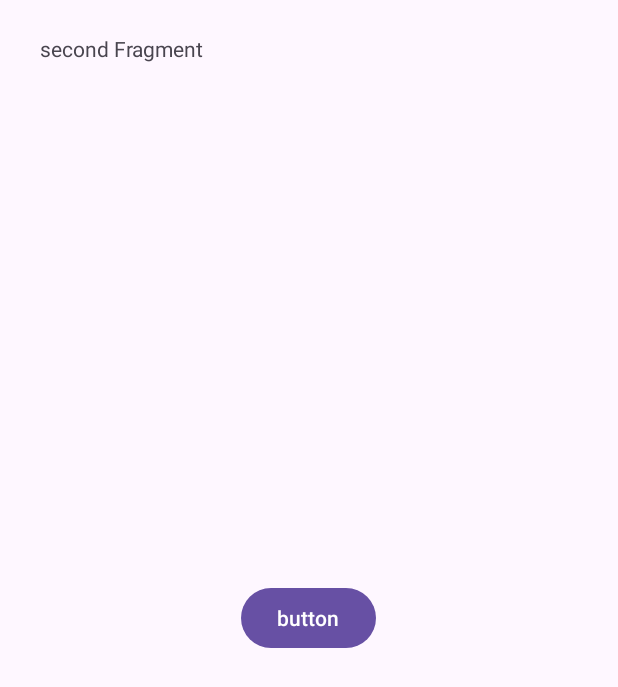
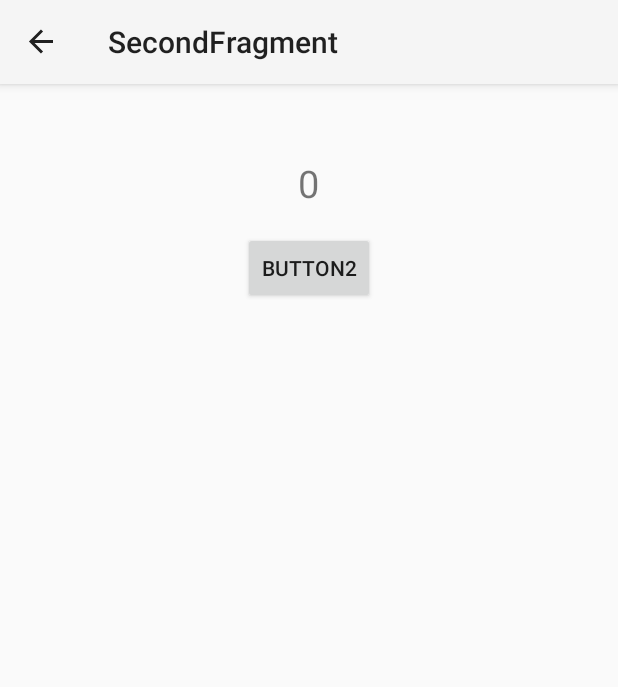
Before and after one commit to KursatCodes/HighLevelNav, an Android app: the SecondFragment screen opened through its navigation route, on a phone screen of 412 x 824 dp. Shown: the top 687 px of the screen. Run offline under Robolectric (Android 15) with nearby library versions, the phone set to English and light mode, and no system bars; our stand-ins replace data binding, navigation-ui.

Commit message:
Back button added, arguments added.

```diff
--- a/app/src/main/java/com/muhammedkursat/highlevelnavigation/FirstFragment.kt
+++ b/app/src/main/java/com/muhammedkursat/highlevelnavigation/FirstFragment.kt
@@ -5,35 +5,16 @@ import androidx.fragment.app.Fragment
 import android.view.LayoutInflater
 import android.view.View
 import android.view.ViewGroup
+import android.widget.Button
+import androidx.navigation.NavController
+import androidx.navigation.Navigation
 
-// TODO: Rename parameter arguments, choose names that match
-// the fragment initialization parameters, e.g. ARG_ITEM_NUMBER
-private const val ARG_PARAM1 = "param1"
-private const val ARG_PARAM2 = "param2"
 
-/**
- * A simple [Fragment] subclass.
- * Use the [FirstFragment.newInstance] factory method to
- * create an instance of this fragment.
- */
 class FirstFragment : Fragment() {
-    // TODO: Rename and change types of parameters
-    private var param1: String? = null
-    private var param2: String? = null
 
     override fun onCreate(savedInstanceState: Bundle?) {
         super.onCreate(savedInstanceState)
-        arguments?.let {
-            param1 = it.getString(ARG_PARAM1)
-            param2 = it.getString(ARG_PARAM2)
-        }
     }
-
-    override fun onViewCreated(view: View, savedInstanceState: Bundle?) {
-        super.onViewCreated(view, savedInstanceState)
-        var action =
-    }
-
     override fun onCreateView(
         inflater: LayoutInflater, container: ViewGroup?,
         savedInstanceState: Bundle?
@@ -42,23 +23,15 @@ class FirstFragment : Fragment() {
         return inflater.inflate(R.layout.fragment_first, container, false)
     }
 
-    companion object {
-        /**
-         * Use this factory method to create a new instance of
-         * this fragment using the provided parameters.
-         *
-         * @param param1 Parameter 1.
-         * @param param2 Parameter 2.
-         * @return A new instance of fragment FirstFragment.
-         */
-        // TODO: Rename and change types and number of parameters
-        @JvmStatic
-        fun newInstance(param1: String, param2: String) =
-            FirstFragment().apply {
-                arguments = Bundle().apply {
-                    putString(ARG_PARAM1, param1)
-                    putString(ARG_PARAM2, param2)
-                }
-            }
+    override fun onViewCreated(view: View, savedInstanceState: Bundle?) {
+        super.onViewCreated(view, savedInstanceState)
+        var button = view.findViewById<Button>(R.id.firstButtn)
+        button.setOnClickListener {
+            var action = FirstFragmentDirections.actionFirstFragmentToSecondFragment()
+            action.age=29
+            Navigation.findNavController(it).navigate(action)
+
+        }
     }
+
 }
--- a/app/src/main/java/com/muhammedkursat/highlevelnavigation/MainActivity.kt
+++ b/app/src/main/java/com/muhammedkursat/highlevelnavigation/MainActivity.kt
@@ -2,10 +2,25 @@ package com.muhammedkursat.highlevelnavigation
 
 import androidx.appcompat.app.AppCompatActivity
 import android.os.Bundle
-
+import androidx.navigation.NavController
+import androidx.navigation.Navigation
+import androidx.navigation.fragment.NavHostFragment
+import androidx.navigation.ui.NavigationUI
 class MainActivity : AppCompatActivity() {
+    private lateinit var navigationController : NavController
+//    val navHostFragment = supportFragmentManager.findFragmentById(R.id.fragmentContainerView) as NavHostFragment
+//    var navController = navHostFragment.navController
     override fun onCreate(savedInstanceState: Bundle?) {
         super.onCreate(savedInstanceState)
         setContentView(R.layout.activity_main)
+    val navHostFragment = supportFragmentManager.findFragmentById(R.id.fragmentContainerView) as NavHostFragment
+    navigationController = navHostFragment.navController
+    //navigationController = Navigation.findNavController(this,R.id.fragmentContainerView)
+    NavigationUI.setupActionBarWithNavController(this,navigationController)
+
     }
+    override fun onSupportNavigateUp(): Boolean {
+        return NavigationUI.navigateUp(navigationController,null)
+    }
+
 }
--- a/app/src/main/java/com/muhammedkursat/highlevelnavigation/SecondFragment.kt
+++ b/app/src/main/java/com/muhammedkursat/highlevelnavigation/SecondFragment.kt
@@ -5,28 +5,14 @@ import androidx.fragment.app.Fragment
 import android.view.LayoutInflater
 import android.view.View
 import android.view.ViewGroup
+import android.widget.Button
+import android.widget.TextView
+import androidx.navigation.Navigation
+import androidx.navigation.fragment.findNavController
 
-// TODO: Rename parameter arguments, choose names that match
-// the fragment initialization parameters, e.g. ARG_ITEM_NUMBER
-private const val ARG_PARAM1 = "param1"
-private const val ARG_PARAM2 = "param2"
-
-/**
- * A simple [Fragment] subclass.
- * Use the [SecondFragment.newInstance] factory method to
- * create an instance of this fragment.
- */
 class SecondFragment : Fragment() {
-    // TODO: Rename and change types of parameters
-    private var param1: String? = null
-    private var param2: String? = null
-
     override fun onCreate(savedInstanceState: Bundle?) {
         super.onCreate(savedInstanceState)
-        arguments?.let {
-            param1 = it.getString(ARG_PARAM1)
-            param2 = it.getString(ARG_PARAM2)
-        }
     }
 
     override fun onCreateView(
@@ -37,23 +23,21 @@ class SecondFragment : Fragment() {
         return inflater.inflate(R.layout.fragment_second, container, false)
     }
 
-    companion object {
-        /**
-         * Use this factory method to create a new instance of
-         * this fragment using the provided parameters.
-         *
-         * @param param1 Parameter 1.
-         * @param param2 Parameter 2.
-         * @return A new instance of fragment SecondFragment.
-         */
-        // TODO: Rename and change types and number of parameters
-        @JvmStatic
-        fun newInstance(param1: String, param2: String) =
-            SecondFragment().apply {
-                arguments = Bundle().apply {
-                    putString(ARG_PARAM1, param1)
-                    putString(ARG_PARAM2, param2)
-                }
-            }
+    override fun onViewCreated(view: View, savedInstanceState: Bundle?) {
+        super.onViewCreated(view, savedInstanceState)
+        var buttonum = view.findViewById<Button>(R.id.secondButton)
+        var myAge=0
+        arguments?.let {
+            myAge = SecondFragmentArgs.fromBundle(it).age
+
+        }
+        var myText = view.findViewById<TextView>(R.id.secondText)
+        myText.setText(myAge.toString())
+        buttonum.setOnClickListener {
+            var action = SecondFragmentDirections.actionSecondFragmentToFirstFragment()
+            Navigation.findNavController(it).navigate(action)
+        }
+
     }
+
 }
--- a/app/src/main/res/layout/activity_main.xml
+++ b/app/src/main/res/layout/activity_main.xml
@@ -16,6 +16,7 @@
         app:layout_constraintEnd_toEndOf="parent"
         app:layout_constraintStart_toStartOf="parent"
         app:layout_constraintTop_toTopOf="parent"
-        app:navGraph="@navigation/my_navigation" />
+        app:navGraph="@navigation/my_navigation"
+        />
 
 </androidx.constraintlayout.widget.ConstraintLayout>
--- a/app/src/main/res/layout/fragment_second.xml
+++ b/app/src/main/res/layout/fragment_second.xml
@@ -2,28 +2,33 @@
 <layout
     xmlns:android="http://schemas.android.com/apk/res/android"
     xmlns:tools="http://schemas.android.com/tools">
-<FrameLayout
+<androidx.appcompat.widget.LinearLayoutCompat
     android:layout_width="match_parent"
     android:layout_height="match_parent"
-    tools:context=".SecondFragment">
-
-    <!-- TODO: Update blank fragment layout -->
+    tools:context=".SecondFragment"
+    android:orientation="vertical"
+    >
     <TextView
+        android:id="@+id/secondText"
         android:layout_width="162dp"
         android:layout_height="65dp"
         android:text="second Fragment"
         android:gravity="center"
+        android:layout_gravity="center"
+        android:layout_marginTop="33dp"
+        android:textSize="25sp"
 
         />
 
     <Button
+        android:id="@+id/secondButton"
         android:layout_width="wrap_content"
         android:layout_height="wrap_content"
-        android:text="button"
+        android:text="button2"
         android:layout_gravity="center"
 
 
         />
 
-</FrameLayout>
+</androidx.appcompat.widget.LinearLayoutCompat>
 </layout>
--- a/app/src/main/res/navigation/my_navigation.xml
+++ b/app/src/main/res/navigation/my_navigation.xml
@@ -19,5 +19,9 @@
         <action
             android:id="@+id/action_secondFragment_to_firstFragment"
             app:destination="@id/firstFragment" />
+        <argument
+            android:name="age"
+            app:argType="integer"
+            android:defaultValue="0" />
     </fragment>
 </navigation>
--- a/app/src/main/res/values-night/themes.xml
+++ b/app/src/main/res/values-night/themes.xml
@@ -1,6 +1,6 @@
 <resources xmlns:tools="http://schemas.android.com/tools">
     <!-- Base application theme. -->
-    <style name="Base.Theme.HighLevelNavigation" parent="Theme.Material3.DayNight.NoActionBar">
+    <style name="Base.Theme.HighLevelNavigation" parent="Theme.AppCompat">
         <!-- Customize your dark theme here. -->
         <!-- <item name="colorPrimary">@color/my_dark_primary</item> -->
     </style>
--- a/app/src/main/res/values/themes.xml
+++ b/app/src/main/res/values/themes.xml
@@ -1,6 +1,6 @@
 <resources xmlns:tools="http://schemas.android.com/tools">
     <!-- Base application theme. -->
-    <style name="Base.Theme.HighLevelNavigation" parent="Theme.Material3.DayNight.NoActionBar">
+    <style name="Base.Theme.HighLevelNavigation" parent="Theme.AppCompat.DayNight">
         <!-- Customize your light theme here. -->
         <!-- <item name="colorPrimary">@color/my_light_primary</item> -->
     </style>
```
Also changed, not shown: app/build.gradle.kts (+7 -2 lines), app/src/main/res/layout/fragment_first.xml (+14 -7 lines), build.gradle.kts (+9 -0 lines).
